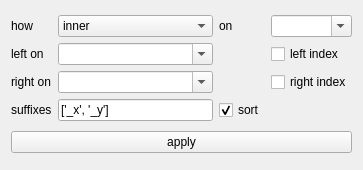
jeaunrg/PyQTapp_template, file resources/design/ui/modules/merge.ui: the form before one commit.
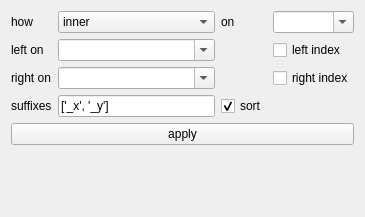
The form after the commit.

```diff
--- a/resources/design/ui/modules/merge.ui
+++ b/resources/design/ui/modules/merge.ui
@@ -6,8 +6,8 @@
    <rect>
     <x>0</x>
     <y>0</y>
-    <width>363</width>
-    <height>170</height>
+    <width>365</width>
+    <height>217</height>
    </rect>
   </property>
   <property name="sizePolicy">
@@ -136,6 +136,19 @@
      </property>
     </widget>
    </item>
+   <item>
+    <spacer name="verticalSpacer">
+     <property name="orientation">
+      <enum>Qt::Vertical</enum>
+     </property>
+     <property name="sizeHint" stdset="0">
+      <size>
+       <width>20</width>
+       <height>0</height>
+      </size>
+     </property>
+    </spacer>
+   </item>
   </layout>
  </widget>
  <resources/>
```
